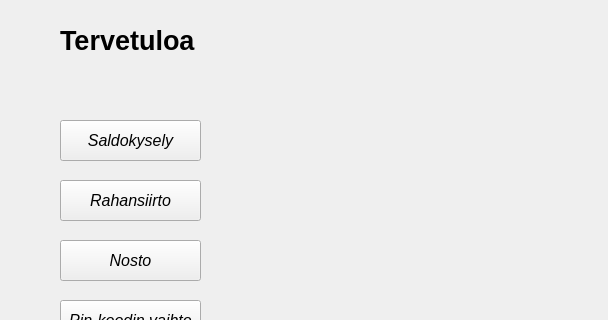
Above: bankautomat/valikko.ui from tvt21kmo-bank-project/group_1 before the change; both pictures show x 0 to 608 and y 0 to 320 of the 608 by 469 pixel window. Below: the same form after it.
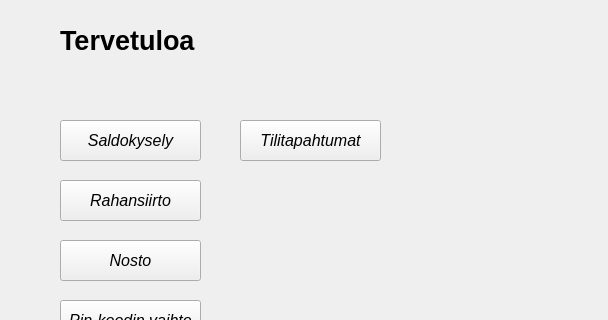
That is the form after the change.

The edit to the form file:
```diff
--- a/bankautomat/valikko.ui
+++ b/bankautomat/valikko.ui
@@ -148,6 +148,25 @@
     <string/>
    </property>
   </widget>
+  <widget class="QPushButton" name="btnTilitapahtumat">
+   <property name="geometry">
+    <rect>
+     <x>240</x>
+     <y>120</y>
+     <width>141</width>
+     <height>41</height>
+    </rect>
+   </property>
+   <property name="font">
+    <font>
+     <pointsize>12</pointsize>
+     <italic>true</italic>
+    </font>
+   </property>
+   <property name="text">
+    <string>Tilitapahtumat</string>
+   </property>
+  </widget>
  </widget>
  <resources/>
  <connections/>
```
